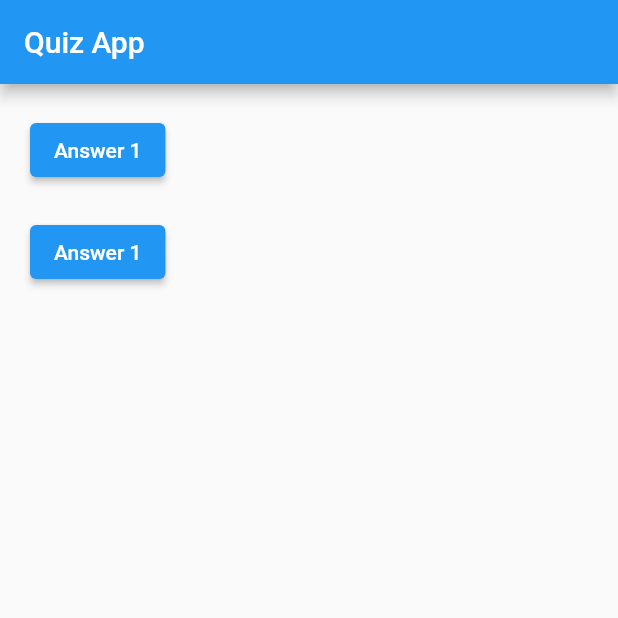
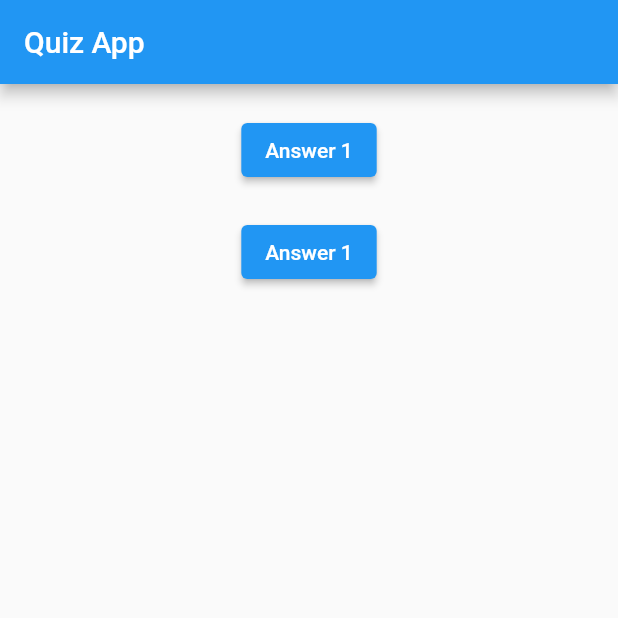
Before and after one commit to jeremyessien/Skill_upgrade1, a Flutter app: the screen it shows after launch, on a phone screen of 412 x 824 dp, the top half of it. Run offline on Flutter 3.47's test engine with Material 2 defaults, Android fonts, the phone set to English and light mode, and no system bars.

Commit message:
Update main.dart

```diff
--- a/lib/main.dart
+++ b/lib/main.dart
@@ -10,6 +10,7 @@ class MyApp extends StatelessWidget {
   @override
   Widget build(BuildContext context) {
     return MaterialApp(
+      debugShowCheckedModeBanner: false,
       theme: ThemeData(
         primarySwatch: Colors.blue,
       ),
@@ -29,6 +30,7 @@ class HomePage extends StatelessWidget {
       ),
       body: SafeArea(
         child: Container(
+          alignment: Alignment.center,
           padding: const EdgeInsets.all(20.0),
           child: Column(
             crossAxisAlignment: CrossAxisAlignment.start,
```
